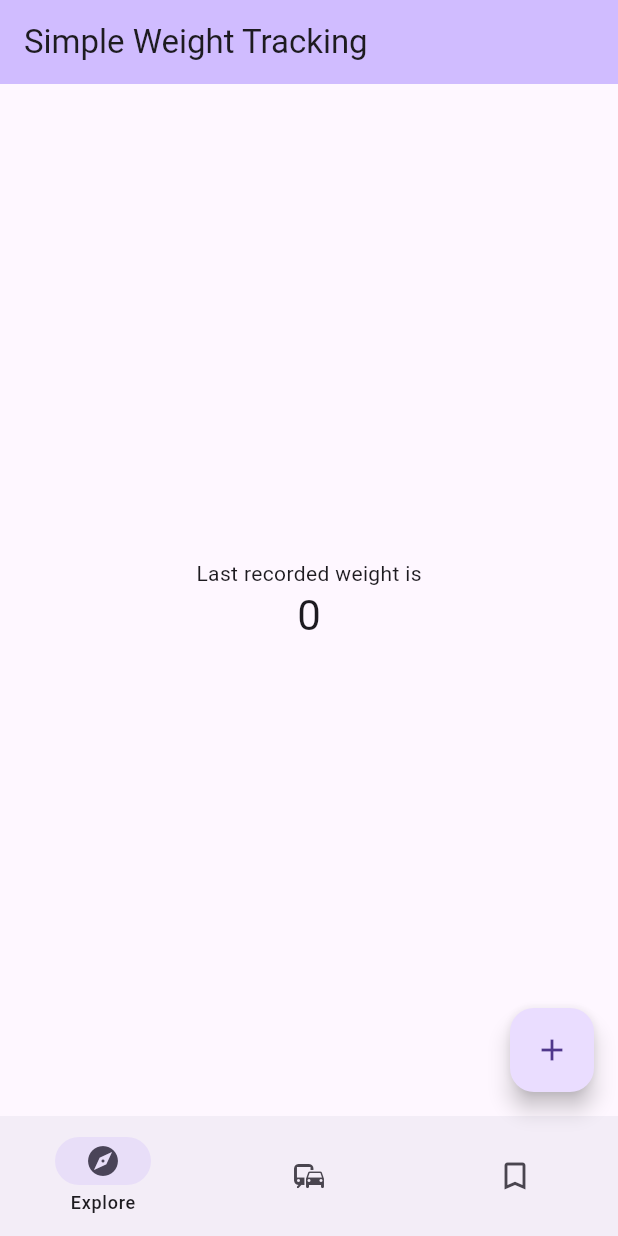
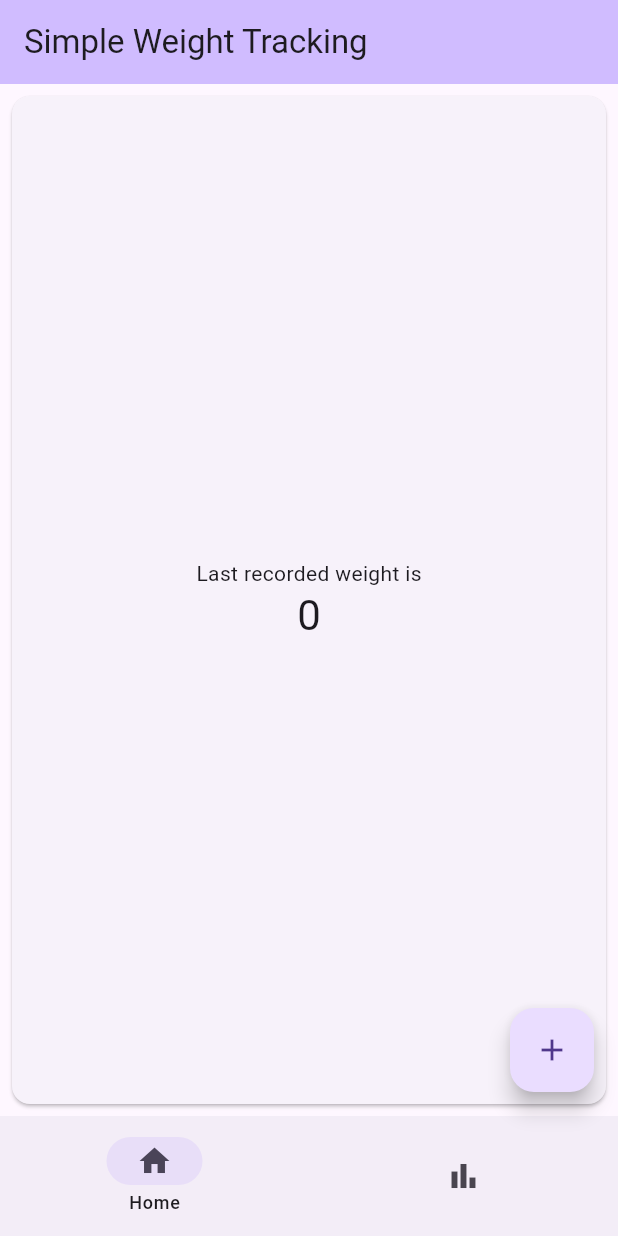
Before and after one commit to abdualdeen/Simply_Weight_App, a Flutter app: the screen it shows after launch, on a phone screen of 412 x 824 dp. Run offline on Flutter 3.47's test engine with Material 3 defaults, Android fonts, the phone set to English and light mode, and no system bars.

Commit message:
built frame for home page

```diff
--- a/lib/main.dart
+++ b/lib/main.dart
@@ -74,17 +74,12 @@ class _MyHomePageState extends State<MyHomePage> {
         },
         destinations: const <Widget>[
           NavigationDestination(
-            icon: Icon(Icons.explore),
-            label: 'Explore',
+            icon: Icon(Icons.home),
+            label: 'Home',
           ),
           NavigationDestination(
-            icon: Icon(Icons.commute),
-            label: 'Commute',
-          ),
-          NavigationDestination(
-            selectedIcon: Icon(Icons.bookmark),
-            icon: Icon(Icons.bookmark_border),
-            label: 'Saved',
+            icon: Icon(Icons.bar_chart),
+            label: 'Chart',
           ),
         ],
       ),
@@ -97,38 +92,27 @@ class _MyHomePageState extends State<MyHomePage> {
         // the App.build method, and use it to set our appbar title.
         title: Text(widget.title),
       ),
-      body: Center(
-        // Center is a layout widget. It takes a single child and positions it
-        // in the middle of the parent.
+      body:
+         Card(
+          margin: const EdgeInsets.all(8.0),
+          child: SizedBox.expand(
             child: Column(
-          // Column is also a layout widget. It takes a list of children and
-          // arranges them vertically. By default, it sizes itself to fit its
-          // children horizontally, and tries to be as tall as its parent.
-          //
-          // Column has various properties to control how it sizes itself and
-          // how it positions its children. Here we use mainAxisAlignment to
-          // center the children vertically; the main axis here is the vertical
-          // axis because Columns are vertical (the cross axis would be
-          // horizontal).
-          //
-          // TRY THIS: Invoke "debug painting" (choose the "Toggle Debug Paint"
-          // action in the IDE, or press "p" in the console), to see the
-          // wireframe for each widget.
               mainAxisAlignment: MainAxisAlignment.center,
-          children: <Widget>[
+              children: [
                     const Text(
                       'Last recorded weight is',
                     ),
                 Text(
                   '$_counter',
                   style: Theme.of(context).textTheme.headlineMedium,
+                )
+              ],
             ),
-          ],
           ),
         ),
       floatingActionButton: FloatingActionButton(
         onPressed: _incrementCounter,
-        tooltip: 'Increment',
+        tooltip: 'Add',
         child: const Icon(Icons.add),
       ), // This trailing comma makes auto-formatting nicer for build methods.
     );
```
Lines whose indentation alone changed are shown as unchanged.
